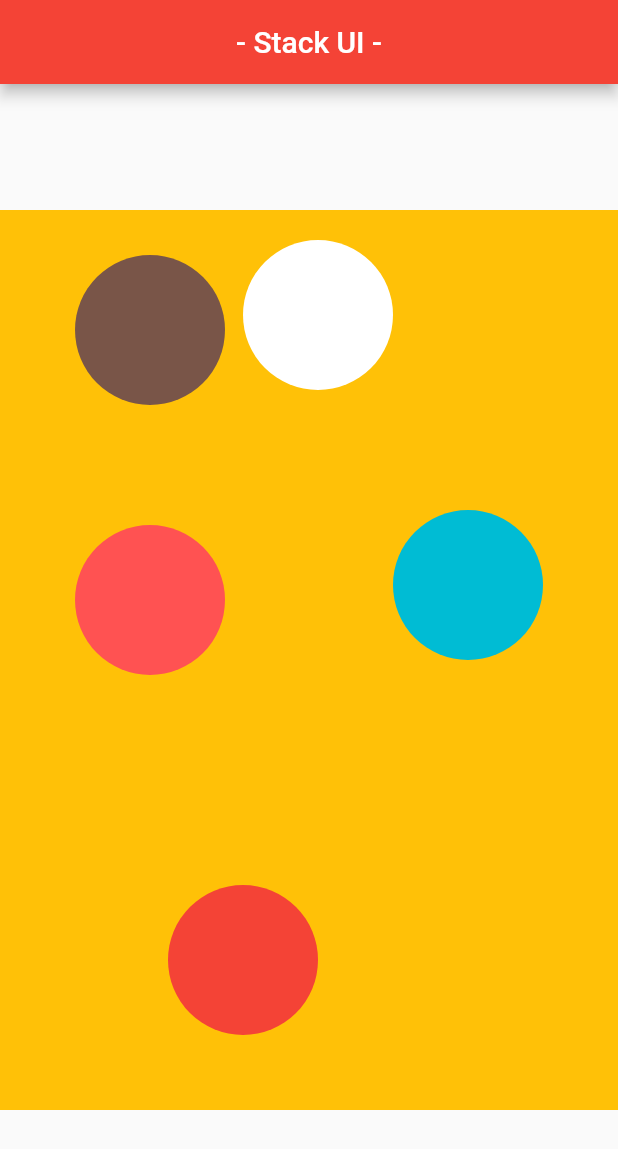
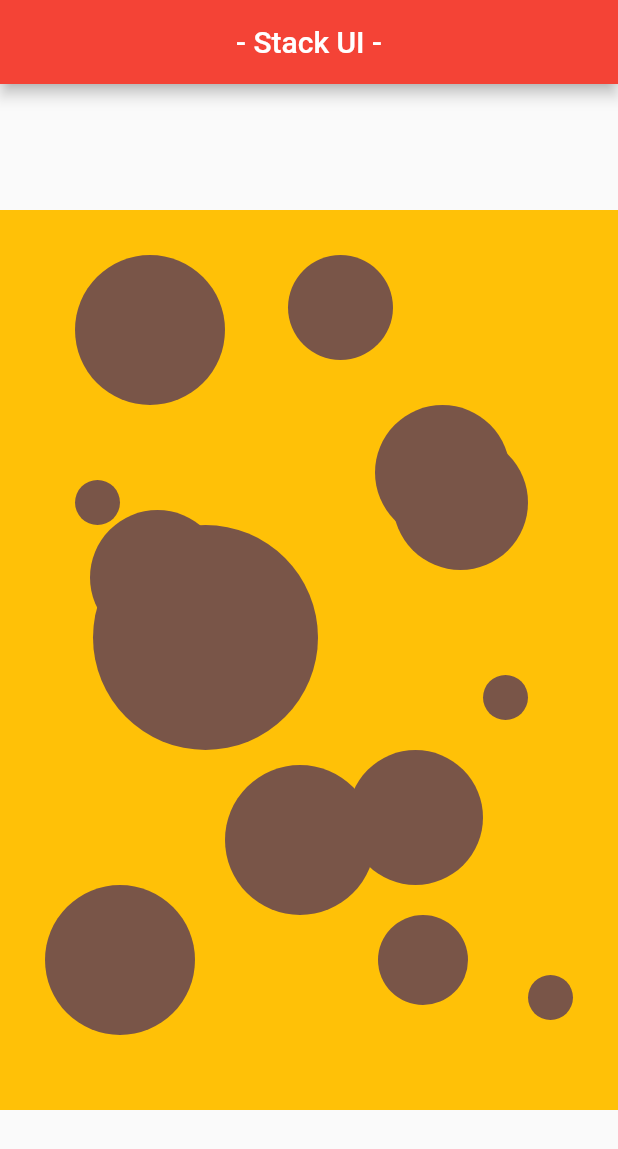
Before and after one commit to zahangiralamjp/flutter_ui_page, a Flutter app: the screen it shows after launch, on a phone screen of 412 x 824 dp. Shown: the top 1149 px of the screen. Run offline on Flutter 3.47's test engine with Material 2 defaults, Android fonts, the phone set to English and light mode, and no system bars.

Commit message:
Positioned Stack Multi-Container BorderRadius.circular

```diff
--- a/lib/main.dart
+++ b/lib/main.dart
@@ -30,7 +30,7 @@ class FluterUI extends StatelessWidget {
                   width: 500,
                   height: 600,
                   color: Colors.amber,
-/////////// Positioned Stack Container BorderRadius.circular //////////////////////////////
+/////////// Positioned Stack Multi-Container BorderRadius.circular //////////////////////////////
                   child: Stack(
                     children: [
                       Positioned(
@@ -45,46 +45,134 @@ class FluterUI extends StatelessWidget {
                             ),
                           )),
                       Positioned(
+                          left: 50,
+                          top: 180,
+                          child: Container(
+                            width: 30,
+                            height: 30,
+                            decoration: BoxDecoration(
+                              color: Colors.brown,
+                              borderRadius: BorderRadius.circular(50),
+                            ),
+                          )),
+                      Positioned(
                           right: 150,
-                          top: 20,
+                          top: 30,
+                          child: Container(
+                            width: 70,
+                            height: 70,
+                            decoration: BoxDecoration(
+                              color: Colors.brown,
+                              borderRadius: BorderRadius.circular(50),
+                            ),
+                          )),
+                      Positioned(
+                          left: 150,
+                          bottom: 130,
                           child: Container(
                             width: 100,
                             height: 100,
                             decoration: BoxDecoration(
-                              color: Colors.white,
+                              color: Colors.brown,
                               borderRadius: BorderRadius.circular(50),
                             ),
                           )),
                       Positioned(
-                          right: 50,
+                          left: 250,
+                          top: 130,
+                          child: Container(
+                            width: 90,
+                            height: 90,
+                            decoration: BoxDecoration(
+                              color: Colors.brown,
+                              borderRadius: BorderRadius.circular(50),
+                            ),
+                          )),
+                      Positioned(
+                          left: 60,
                           top: 200,
                           child: Container(
-                            width: 100,
-                            height: 100,
+                            width: 90,
+                            height: 90,
                             decoration: BoxDecoration(
-                              color: Colors.cyan,
+                              color: Colors.brown,
                               borderRadius: BorderRadius.circular(50),
                             ),
                           )),
                       Positioned(
                           right: 200,
+                          bottom: 240,
+                          child: Container(
+                            width: 150,
+                            height: 150,
+                            decoration: BoxDecoration(
+                              color: Colors.brown,
+                              borderRadius: BorderRadius.circular(90),
+                            ),
+                          )),
+                      Positioned(
                           bottom: 50,
+                          left: 30,
                           child: Container(
                             width: 100,
                             height: 100,
                             decoration: BoxDecoration(
-                              color: Colors.red,
+                              color: Colors.brown,
                               borderRadius: BorderRadius.circular(50),
                             ),
                           )),
                       Positioned(
-                          left: 50,
-                          top: 210,
+                          bottom: 60,
+                          right: 30,
                           child: Container(
-                            width: 100,
-                            height: 100,
+                            width: 30,
+                            height: 30,
                             decoration: BoxDecoration(
-                              color: Colors.redAccent,
+                              color: Colors.brown,
+                              borderRadius: BorderRadius.circular(50),
+                            ),
+                          )),
+                      Positioned(
+                          bottom: 70,
+                          right: 100,
+                          child: Container(
+                            width: 60,
+                            height: 60,
+                            decoration: BoxDecoration(
+                              color: Colors.brown,
+                              borderRadius: BorderRadius.circular(50),
+                            ),
+                          )),
+                      Positioned(
+                          bottom: 150,
+                          right: 90,
+                          child: Container(
+                            width: 90,
+                            height: 90,
+                            decoration: BoxDecoration(
+                              color: Colors.brown,
+                              borderRadius: BorderRadius.circular(50),
+                            ),
+                          )),
+                      Positioned(
+                          bottom: 260,
+                          right: 60,
+                          child: Container(
+                            width: 30,
+                            height: 30,
+                            decoration: BoxDecoration(
+                              color: Colors.brown,
+                              borderRadius: BorderRadius.circular(50),
+                            ),
+                          )),
+                      Positioned(
+                          top: 150,
+                          right: 60,
+                          child: Container(
+                            width: 90,
+                            height: 90,
+                            decoration: BoxDecoration(
+                              color: Colors.brown,
                               borderRadius: BorderRadius.circular(50),
                             ),
                           )),
```
